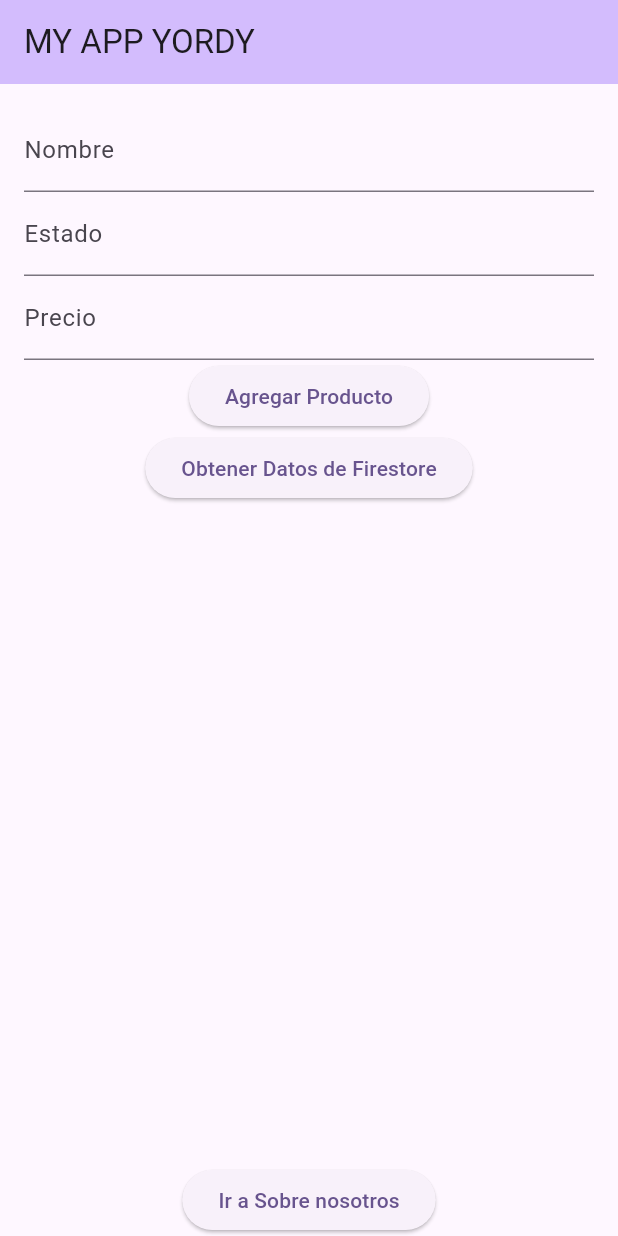
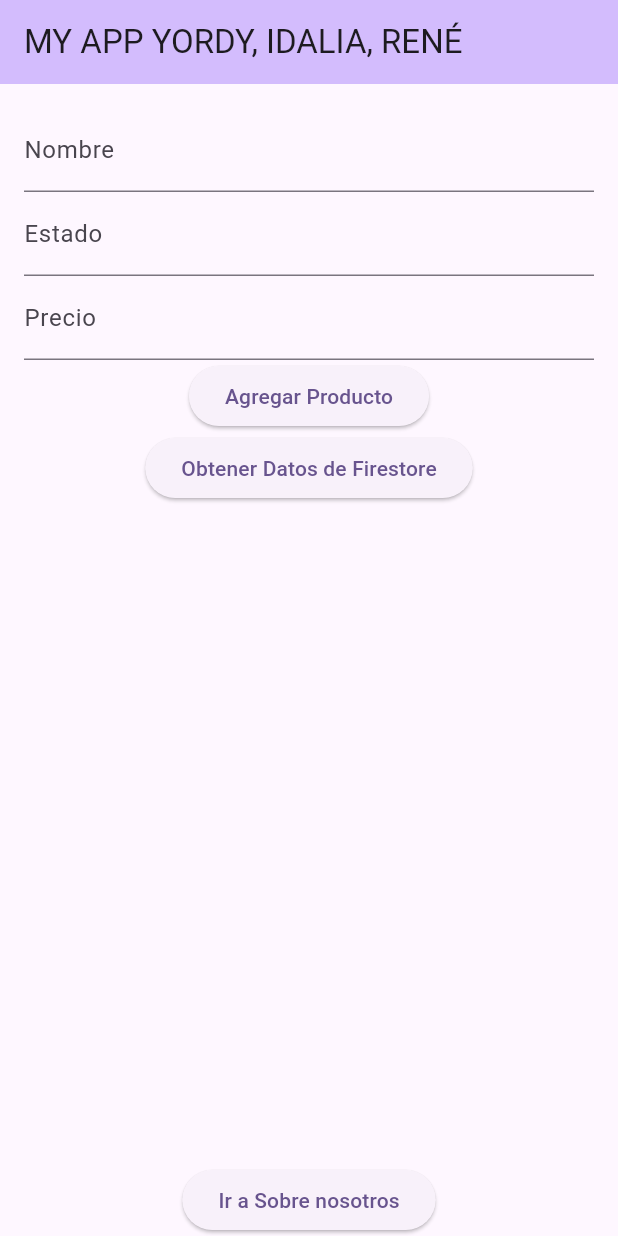
Before and after one commit to YordyM/evaluacion2_sis22, a Flutter app: the screen it shows after launch, on a phone screen of 412 x 824 dp. Run offline on Flutter 3.47's test engine with Material 2 defaults, Android fonts, the light colour scheme and no system bars; our stand-ins replace cloud_firestore, firebase_core; accounts and stored records are empty.

Commit message:
cambiando main.dart

```diff
--- a/lib/main.dart
+++ b/lib/main.dart
@@ -17,12 +17,12 @@ class MyApp extends StatelessWidget {
   Widget build(BuildContext context) {
     return MaterialApp(
       debugShowCheckedModeBanner: false,
-      title: 'Flutter Demo',
+      title: 'Evaluacion2 sis22',
       theme: ThemeData(
         colorScheme: ColorScheme.fromSeed(seedColor: Colors.deepPurple),
         useMaterial3: true,
       ),
-      home: const MyHomePage(title: 'MY APP YORDY'),
+      home: const MyHomePage(title: 'MY APP YORDY, IDALIA, RENÉ'),
     );
   }
 }
```
Also changed, not shown: flutter_01.png (added).
